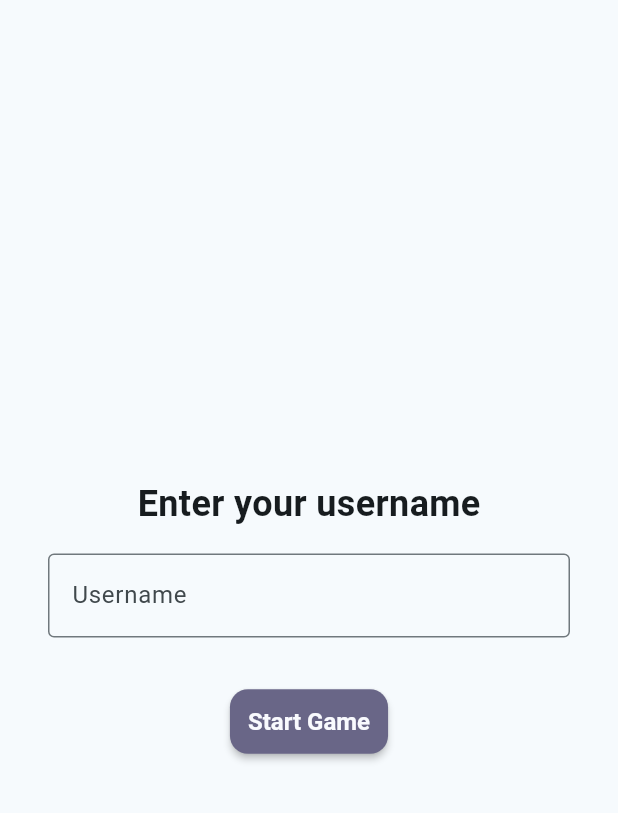
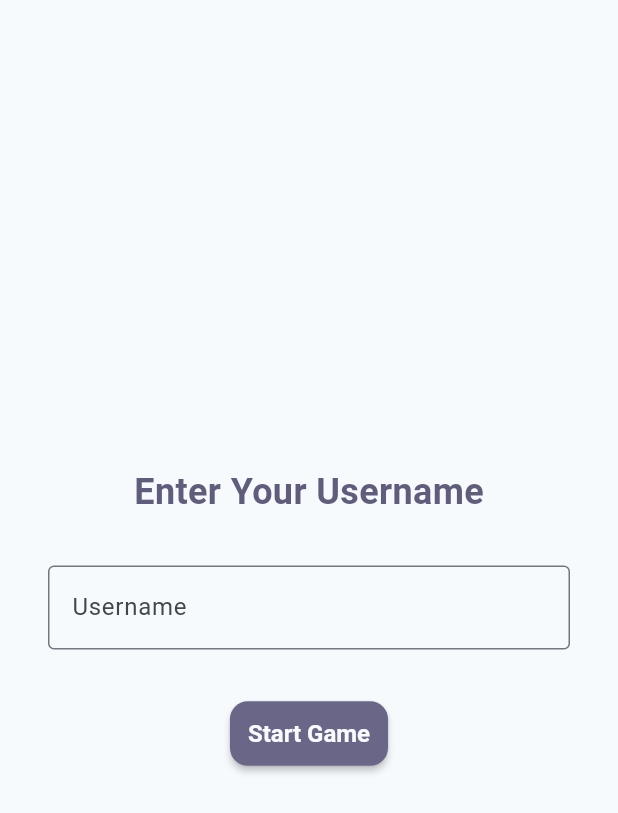
Before and after one commit to pychey/Sudoku-The-Best, a Flutter app: the screen it shows after launch, on a phone screen of 412 x 824 dp. Shown: the top 813 px of the screen. Run offline on Flutter 3.47's test engine with Material 3 defaults, Android fonts, the phone set to English and light mode, and no system bars; our stand-ins replace socket_io_client; missing offline and left inert: sudoku_solver_generator.

Commit message:
UI Improvement & Folder Structure

```diff
--- a/client/lib/ui/screens/game_screen/online_game_screen.dart
+++ b/client/lib/ui/screens/game_screen/online_game_screen.dart
@@ -564,7 +564,7 @@ class _OnlineGameScreenState extends State<OnlineGameScreen> {
             style: const TextStyle(
               fontSize: 24,
               fontWeight: FontWeight.bold,
-              color: SudokuColors.numberSelectColor,
+              color: SudokuColors.textColor,
             ),
             textAlign: TextAlign.center,
           ),
--- a/client/lib/ui/screens/home_tabs/friend_tab.dart
+++ b/client/lib/ui/screens/home_screen/tabs/friend_tab.dart
@@ -2,7 +2,7 @@ import 'package:flutter/material.dart';
 import 'package:sudoku_the_best/models/player.dart';
 import 'package:sudoku_the_best/ui/widgets/friend_profile.dart';
 import 'package:sudoku_the_best/ui/widgets/player_avatar.dart';
-import '../../widgets/play_mode_dialog.dart';
+import '../../../widgets/play_mode_dialog.dart';
 
 class FriendTab extends StatelessWidget {
   final List<Player> friends;
--- a/client/lib/ui/screens/home_tabs/home_tab.dart
+++ b/client/lib/ui/screens/home_screen/tabs/home_tab.dart
@@ -28,7 +28,7 @@ class HomeTab extends StatelessWidget {
             crossAxisAlignment: CrossAxisAlignment.center,
             children: [
               PlayerAvatar(username: player.username, showOnline: true),
-              const SizedBox(height: 12),
+              const SizedBox(height: 16),
               Text(
                 player.username,
                 style: const TextStyle(
--- a/client/lib/ui/screens/matchmaking_screen/match_making_screen.dart
+++ b/client/lib/ui/screens/matchmaking_screen/match_making_screen.dart
@@ -86,7 +86,7 @@ class _MatchMakingScreenState extends State<MatchMakingScreen> {
               mainAxisAlignment: MainAxisAlignment.center,
               children: [
                 const CircularProgressIndicator(),
-                const SizedBox(height: 24),
+                const SizedBox(height: 48),
                 Text(
                   matchmakingMessage,
                   style: const TextStyle(
@@ -106,7 +106,7 @@ class _MatchMakingScreenState extends State<MatchMakingScreen> {
                 ElevatedButton(
                   onPressed: _leaveMatchmaking,
                   style: ElevatedButton.styleFrom(
-                    backgroundColor: Colors.red,
+                    backgroundColor: SudokuColors.buttonColor,
                     padding: const EdgeInsets.symmetric(
                       horizontal: 32,
                       vertical: 12,
--- a/client/lib/ui/screens/start_screen.dart
+++ b/client/lib/ui/screens/start_screen.dart
@@ -2,7 +2,8 @@ import 'package:flutter/material.dart';
 import 'package:sudoku_the_best/data/repository/player_repository.dart';
 import 'package:sudoku_the_best/models/player.dart';
 import 'package:sudoku_the_best/models/player_profile.dart';
-import 'package:sudoku_the_best/ui/screens/home_screen.dart';
+import 'package:sudoku_the_best/ui/screens/home_screen/home_screen.dart';
+import 'package:sudoku_the_best/utils/sudoku_color.dart';
 
 class StartScreen extends StatefulWidget {
   const StartScreen({super.key});
@@ -65,10 +66,10 @@ class _StartScreenState extends State<StartScreen> {
             mainAxisSize: MainAxisSize.min,
             children: [
               const Text(
-                'Enter your username',
-                style: TextStyle(fontSize: 24, fontWeight: FontWeight.bold),
+                'Enter Your Username',
+                style: TextStyle(fontSize: 24, fontWeight: FontWeight.bold, color: SudokuColors.textColor),
               ),
-              const SizedBox(height: 16),
+              const SizedBox(height: 32),
               TextField(
                 controller: _usernameController,
                 decoration: const InputDecoration(
--- a/client/lib/ui/widgets/friend_profile.dart
+++ b/client/lib/ui/widgets/friend_profile.dart
@@ -1,6 +1,6 @@
 import 'package:flutter/material.dart';
 import 'package:sudoku_the_best/models/player.dart';
-import 'package:sudoku_the_best/ui/screens/home_tabs/profile_tab.dart';
+import 'package:sudoku_the_best/ui/screens/home_screen/tabs/profile_tab.dart';
 import 'package:sudoku_the_best/ui/widgets/play_mode_dialog.dart';
 
 void showFriendProfile(BuildContext context, Player friend) {
```
Also changed, not shown: client/lib/ui/screens/game_screen/solo_game_screen.dart (+4 -6 lines), client/lib/ui/screens/home_screen/home_screen.dart (renamed from client/lib/ui/screens/home_screen.dart, +5 -4 lines), client/lib/ui/screens/home_screen/tabs/profile_tab.dart (renamed from client/lib/ui/screens/home_tabs/profile_tab.dart).
